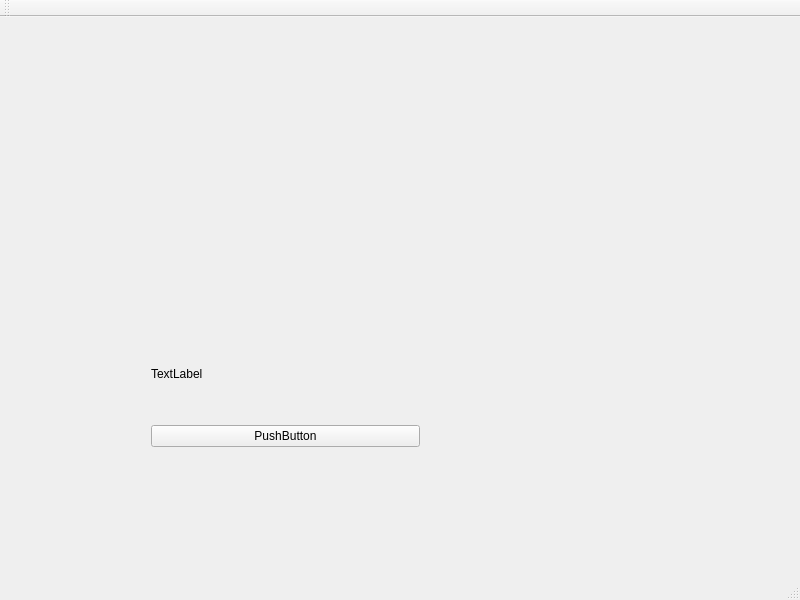
The window that Patchbot_Solution/Patchbot_Project/main_window.ui (Movinghead333/Patchbot-cpp) describes before a commit, drawn with Qt 5.
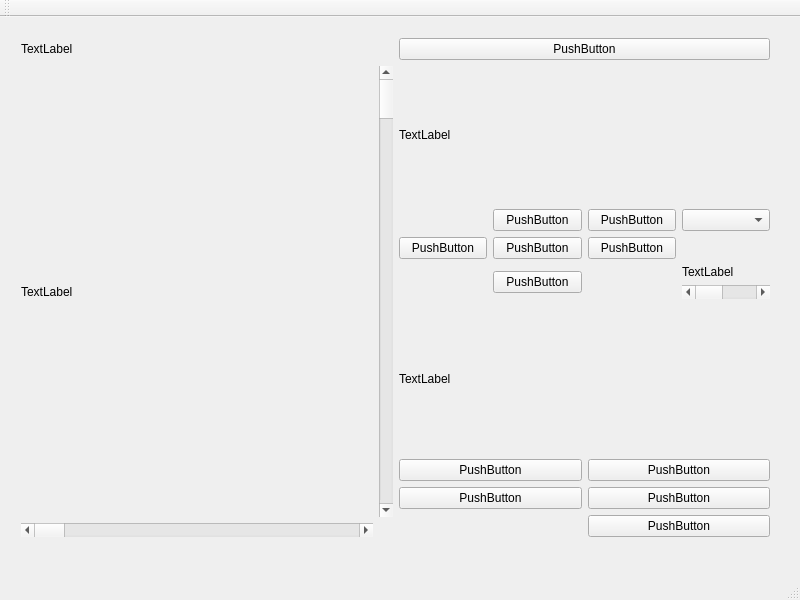
The same window after the commit.

Patch:
```diff
--- a/Patchbot_Solution/Patchbot_Project/main_window.ui
+++ b/Patchbot_Solution/Patchbot_Project/main_window.ui
@@ -14,30 +14,178 @@
    <string>main_window</string>
   </property>
   <widget class="QWidget" name="centralWidget">
-   <widget class="QWidget" name="layoutWidget">
+   <widget class="QWidget" name="">
     <property name="geometry">
      <rect>
-      <x>140</x>
-      <y>300</y>
-      <width>291</width>
-      <height>141</height>
+      <x>10</x>
+      <y>10</y>
+      <width>771</width>
+      <height>521</height>
      </rect>
     </property>
-    <layout class="QVBoxLayout" name="verticalLayout">
-     <item>
-      <widget class="QLabel" name="label_test">
+    <layout class="QGridLayout" name="gridLayout_2">
+     <item row="0" column="0">
+      <widget class="QLabel" name="label_3">
        <property name="text">
         <string>TextLabel</string>
        </property>
       </widget>
      </item>
-     <item>
-      <widget class="QPushButton" name="testBtn">
+     <item row="0" column="1">
+      <widget class="QPushButton" name="pushButton_7">
        <property name="text">
         <string>PushButton</string>
        </property>
       </widget>
      </item>
+     <item row="1" column="0" rowspan="2">
+      <layout class="QGridLayout" name="game_window">
+       <item row="0" column="0">
+        <widget class="QLabel" name="placeholder">
+         <property name="enabled">
+          <bool>true</bool>
+         </property>
+         <property name="text">
+          <string>TextLabel</string>
+         </property>
+        </widget>
+       </item>
+       <item row="1" column="0">
+        <widget class="QScrollBar" name="xScrollbar">
+         <property name="orientation">
+          <enum>Qt::Horizontal</enum>
+         </property>
+        </widget>
+       </item>
+       <item row="0" column="1">
+        <widget class="QScrollBar" name="yScrollbar">
+         <property name="orientation">
+          <enum>Qt::Vertical</enum>
+         </property>
+        </widget>
+       </item>
+      </layout>
+     </item>
+     <item row="1" column="1">
+      <layout class="QGridLayout" name="gridLayout">
+       <item row="3" column="3">
+        <layout class="QVBoxLayout" name="currentProgramLayout">
+         <item>
+          <widget class="QLabel" name="label">
+           <property name="text">
+            <string>TextLabel</string>
+           </property>
+          </widget>
+         </item>
+         <item>
+          <widget class="QScrollBar" name="horizontalScrollBar">
+           <property name="orientation">
+            <enum>Qt::Horizontal</enum>
+           </property>
+          </widget>
+         </item>
+        </layout>
+       </item>
+       <item row="1" column="3">
+        <widget class="QComboBox" name="comboBox"/>
+       </item>
+       <item row="1" column="1">
+        <widget class="QPushButton" name="pushButton_5">
+         <property name="text">
+          <string>PushButton</string>
+         </property>
+        </widget>
+       </item>
+       <item row="2" column="2">
+        <widget class="QPushButton" name="pushButton_4">
+         <property name="text">
+          <string>PushButton</string>
+         </property>
+        </widget>
+       </item>
+       <item row="2" column="1">
+        <widget class="QPushButton" name="pushButton_3">
+         <property name="text">
+          <string>PushButton</string>
+         </property>
+        </widget>
+       </item>
+       <item row="1" column="2">
+        <widget class="QPushButton" name="pushButton_6">
+         <property name="text">
+          <string>PushButton</string>
+         </property>
+        </widget>
+       </item>
+       <item row="3" column="1">
+        <widget class="QPushButton" name="pushButton_2">
+         <property name="text">
+          <string>PushButton</string>
+         </property>
+        </widget>
+       </item>
+       <item row="2" column="0">
+        <widget class="QPushButton" name="pushButton">
+         <property name="text">
+          <string>PushButton</string>
+         </property>
+        </widget>
+       </item>
+       <item row="0" column="0" colspan="4">
+        <widget class="QLabel" name="label_2">
+         <property name="text">
+          <string>TextLabel</string>
+         </property>
+        </widget>
+       </item>
+      </layout>
+     </item>
+     <item row="2" column="1">
+      <layout class="QGridLayout" name="missionControlLayout">
+       <item row="0" column="0" colspan="2">
+        <widget class="QLabel" name="staticLabel1">
+         <property name="text">
+          <string>TextLabel</string>
+         </property>
+        </widget>
+       </item>
+       <item row="1" column="0">
+        <widget class="QPushButton" name="missionStart">
+         <property name="text">
+          <string>PushButton</string>
+         </property>
+        </widget>
+       </item>
+       <item row="1" column="1">
+        <widget class="QPushButton" name="missionCancel">
+         <property name="text">
+          <string>PushButton</string>
+         </property>
+        </widget>
+       </item>
+       <item row="2" column="0">
+        <widget class="QPushButton" name="missionStep">
+         <property name="text">
+          <string>PushButton</string>
+         </property>
+        </widget>
+       </item>
+       <item row="2" column="1">
+        <widget class="QPushButton" name="missionAutomatic">
+         <property name="text">
+          <string>PushButton</string>
+         </property>
+        </widget>
+       </item>
+       <item row="3" column="1">
+        <widget class="QPushButton" name="missionStop">
+         <property name="text">
+          <string>PushButton</string>
+         </property>
+        </widget>
+       </item>
+      </layout>
+     </item>
     </layout>
    </widget>
   </widget>
```
Left out of the diff: 23 changed lines with no effect on the pictures.
